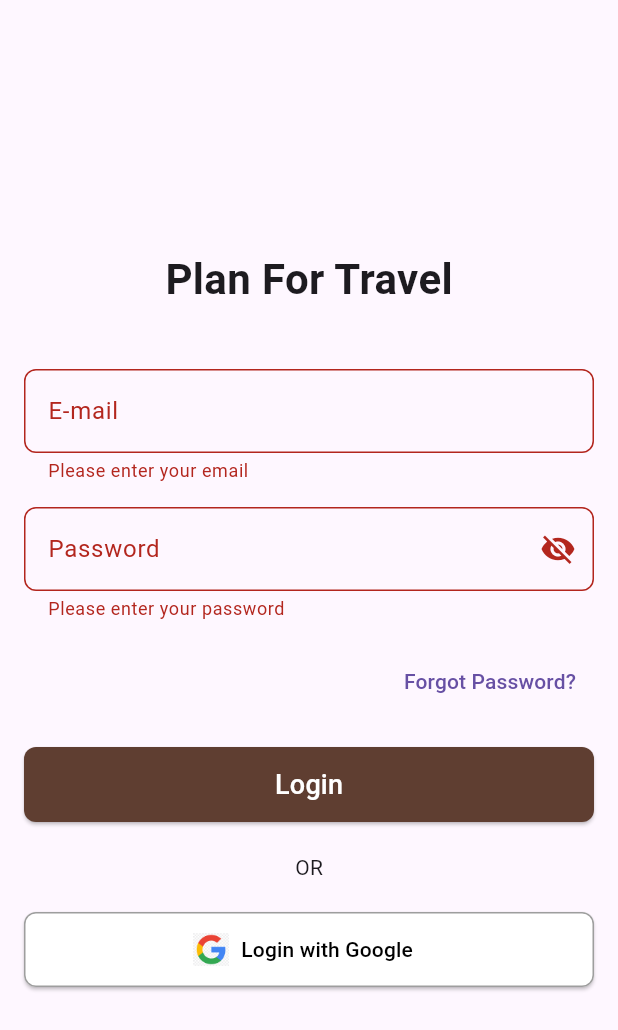
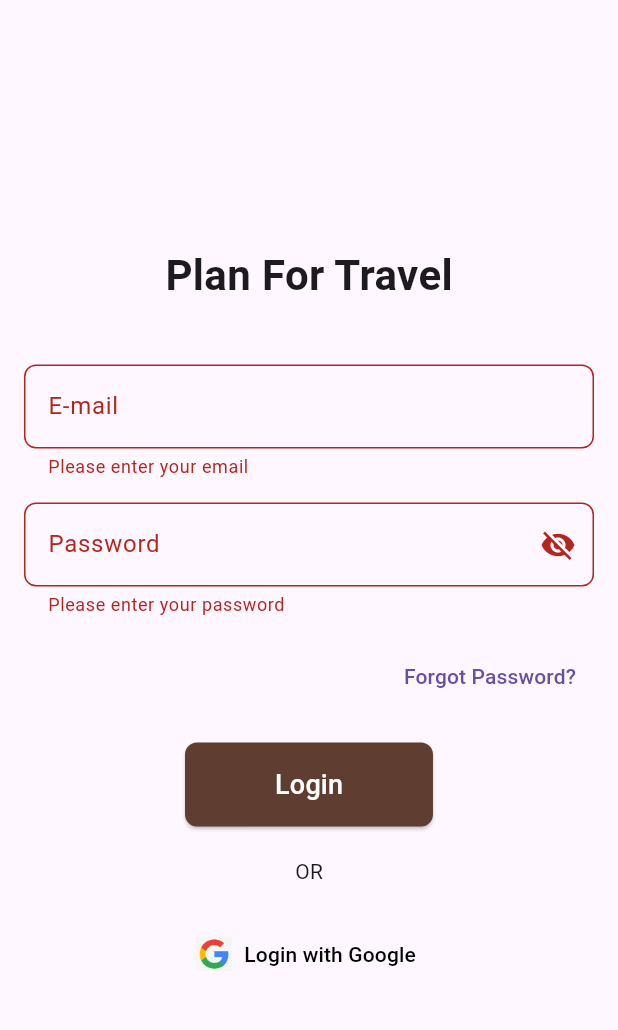
Before and after one commit to 6410110118/project-mobile, a Flutter app: the LoginPage screen opened directly, after a tap on "Login", after a tap on "Login with Google", on a phone screen of 412 x 824 dp. Shown: the top 1030 px of the screen. Run offline on Flutter 3.47's test engine with Material 3 defaults, Android fonts, the phone set to English and light mode, and no system bars; our stand-ins replace google_sign_in.

Commit message:
fix login for homepage

```diff
--- a/frontend/lib/components/login.dart
+++ b/frontend/lib/components/login.dart
@@ -1,11 +1,11 @@
 import 'package:flutter/material.dart';
+import 'package:frontend/components/home.dart';
 import 'package:google_sign_in/google_sign_in.dart';
 
 class LoginPage extends StatefulWidget {
   const LoginPage({super.key});
 
   @override
-  // ignore: library_private_types_in_public_api
   _LoginPageState createState() => _LoginPageState();
 }
 
@@ -15,10 +15,6 @@ class _LoginPageState extends State<LoginPage> {
   final TextEditingController _passwordController = TextEditingController();
   bool _obscurePassword = true;
 
-
-
-
-    // Google SignIn instance
   final GoogleSignIn _googleSignIn = GoogleSignIn();
 
   Future<void> _handleGoogleSignIn() async {
@@ -26,12 +22,16 @@ class _LoginPageState extends State<LoginPage> {
       final GoogleSignInAccount? googleUser = await _googleSignIn.signIn();
       if (googleUser != null) {
         print('Google User: ${googleUser.displayName}');
-          // ทำการดำเนินการเพิ่มเติมหลังจาก login สำเร็จ เช่น ส่งข้อมูลไปยัง backend
+        Navigator.pushReplacement(
+          context,
+          MaterialPageRoute(builder: (context) => const HomePage()),
+        );
       }
     } catch (error) {
       print('Google Sign-In error: $error');
     }
   }
+
   @override
   Widget build(BuildContext context) {
     return Scaffold(
@@ -44,12 +44,21 @@ class _LoginPageState extends State<LoginPage> {
               child: Column(
                 mainAxisAlignment: MainAxisAlignment.center,
                 children: [
-                  const Text(
+                  Column(
+                    children: [
+
+                      Expanded(
+                        child: Center(
+                          child: Text(
                             'Plan For Travel',
                             style: TextStyle(
                               fontSize: 28,
                               fontWeight: FontWeight.bold,
                             ),
+                          ),
+                        ),
+                      ),
+                    ],
                   ),
                   const SizedBox(height: 40),
                   TextFormField(
@@ -115,43 +124,43 @@ class _LoginPageState extends State<LoginPage> {
                   ElevatedButton(
                     onPressed: () {
                       if (_formKey.currentState!.validate()) {
-                        // ทำการ login
                         print('Login with email: ${_emailController.text}, password: ${_passwordController.text}');
+                        Navigator.pushReplacement(
+                          context,
+                          MaterialPageRoute(builder: (context) => const HomePage()),
+                        );
                       }
                     },
                     style: ElevatedButton.styleFrom(
-                      backgroundColor: const Color.fromARGB(255, 95, 62, 49), // สีปุ่ม
-                      minimumSize: const Size(double.infinity, 50), // ขนาดปุ่ม
+                      backgroundColor: const Color.fromARGB(255, 95, 62, 49),
+                      padding: EdgeInsets.symmetric(horizontal: 60, vertical: 15),
                       shape: RoundedRectangleBorder(
                         borderRadius: BorderRadius.circular(8),
                       ),
                     ),
                     child: const Text(
                       'Login',
-                      style: TextStyle(
-                        fontSize: 18, color: Colors.white
-                      ),
+                      style: TextStyle(fontSize: 18, color: Colors.white),
+
                     ),
                   ),
                   const SizedBox(height: 20),
                   const Text('OR'),
                   const SizedBox(height: 20),
-                  ElevatedButton.icon(
+                  TextButton.icon(
                     onPressed: _handleGoogleSignIn,
                     icon: Image.asset(
-                      'assets/images/google.png', // โลโก้ Google
+                      'assets/images/google.png',
                       height: 24,
                       width: 24,
                     ),
                     label: const Text('Login with Google'),
-                    style: ElevatedButton.styleFrom(
-                      backgroundColor: Colors.white,
-                      foregroundColor: Colors.black,
+                    style: TextButton.styleFrom(
                       minimumSize: const Size(double.infinity, 50),
                       shape: RoundedRectangleBorder(
                         borderRadius: BorderRadius.circular(8),
-                        side: const BorderSide(color: Colors.grey),
                       ),
+                      foregroundColor: Colors.black,
                     ),
                   ),
                 ],
```
Lines whose indentation alone changed are shown as unchanged.
